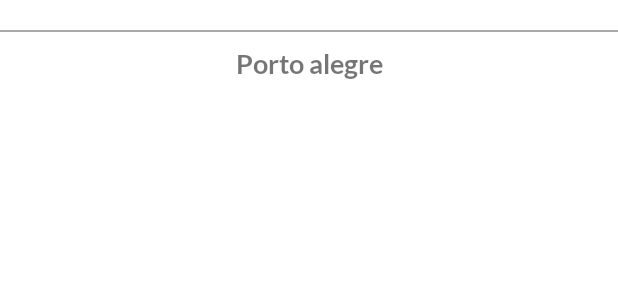
After one commit to Victor4/OpenWeatherApp, an Android app: the layout city_item.xml on its own in the app's theme, with its tools: preview values and no code run, on a phone screen of 412 x 824 dp. The commit adds this screen. Shown: the top 300 px of the screen. Run offline under Robolectric (Android 15) with nearby library versions, the phone set to English and light mode, and no system bars; network calls fail.

Commit message:
Add recycleView with last citys search

```diff
--- a/data/src/main/kotlin/com/victor/data/model/remote/SysInfo.kt
+++ b/data/src/main/kotlin/com/victor/data/model/remote/model/SysInfo.kt
@@ -1,4 +1,4 @@
-package com.victor.data.model.remote
+package com.victor.data.model.remote.model
 
 import com.google.gson.annotations.SerializedName
 
--- a/data/src/main/kotlin/com/victor/data/model/remote/model/WeatherResponse.kt
+++ b/data/src/main/kotlin/com/victor/data/model/remote/model/WeatherResponse.kt
@@ -1,7 +1,6 @@
 package com.victor.data.model.remote.model
 
 import com.google.gson.annotations.SerializedName
-import com.victor.data.model.remote.SysInfo
 
 data class WeatherResponse(
     @SerializedName("coord")
--- a/weather/src/main/kotlin/com/victor/weather/viewModel/HomeViewModel.kt
+++ b/weather/src/main/kotlin/com/victor/weather/viewModel/HomeViewModel.kt
@@ -8,14 +8,14 @@ import androidx.lifecycle.viewModelScope
 import com.victor.data.model.*
 import com.victor.data.model.local.WeatherDao
 import com.victor.data.model.local.WeatherDatabase
-import com.victor.data.model.remote.Repository
+import com.victor.data.model.Repository
 import com.victor.data.model.remote.model.WeatherResponse
 import kotlinx.coroutines.CoroutineScope
 import kotlinx.coroutines.Dispatchers
 import kotlinx.coroutines.launch
 import kotlinx.coroutines.withContext
 import java.lang.Exception
-import java.util.*
+import java.util.Date
 
 class HomeViewModel(context: Context) : ViewModel() {
 
--- /dev/null
+++ b/weather/src/main/res/layout/city_item.xml
@@ -0,0 +1,34 @@
+<?xml version="1.0" encoding="utf-8"?>
+<androidx.constraintlayout.widget.ConstraintLayout
+    xmlns:android="http://schemas.android.com/apk/res/android"
+    xmlns:app="http://schemas.android.com/apk/res-auto"
+    android:layout_width="match_parent"
+    android:layout_height="wrap_content"
+    android:layout_marginTop="10dp">
+
+    <View
+        android:id="@+id/dividerView"
+        android:layout_width="match_parent"
+        android:layout_height="1dp"
+        android:layout_marginTop="10dp"
+        android:background="@android:color/darker_gray"
+        app:layout_constraintEnd_toEndOf="parent"
+        app:layout_constraintStart_toStartOf="parent"
+        app:layout_constraintTop_toTopOf="parent" />
+
+    <TextView
+        android:id="@+id/cityNameTextView"
+        android:layout_width="match_parent"
+        android:layout_height="wrap_content"
+        android:textAlignment="center"
+        android:gravity="center_horizontal"
+        android:text="Porto alegre"
+        android:fontFamily="@font/lato_bold"
+        android:textSize="18sp"
+        android:layout_marginTop="10dp"
+        app:layout_constraintEnd_toEndOf="parent"
+        app:layout_constraintStart_toStartOf="parent"
+        app:layout_constraintTop_toBottomOf="@+id/dividerView">
+
+    </TextView>
+</androidx.constraintlayout.widget.ConstraintLayout>
```
Also changed, not shown: app/src/main/res/values/strings.xml (+0 -7 lines), data/src/main/kotlin/com/victor/data/model/Repository.kt (renamed from data/src/main/kotlin/com/victor/data/model/remote/Repository.kt, +3 -4 lines), data/src/main/kotlin/com/victor/data/model/local/WeatherRepository.kt (deleted, +0 -13 lines), weather/src/main/kotlin/com/victor/weather/activities/HomeActivity.kt (+41 -37 lines), weather/src/main/kotlin/com/victor/weather/adapters/CityAdapter.kt (added, +37 -0 lines), 260 other files.
